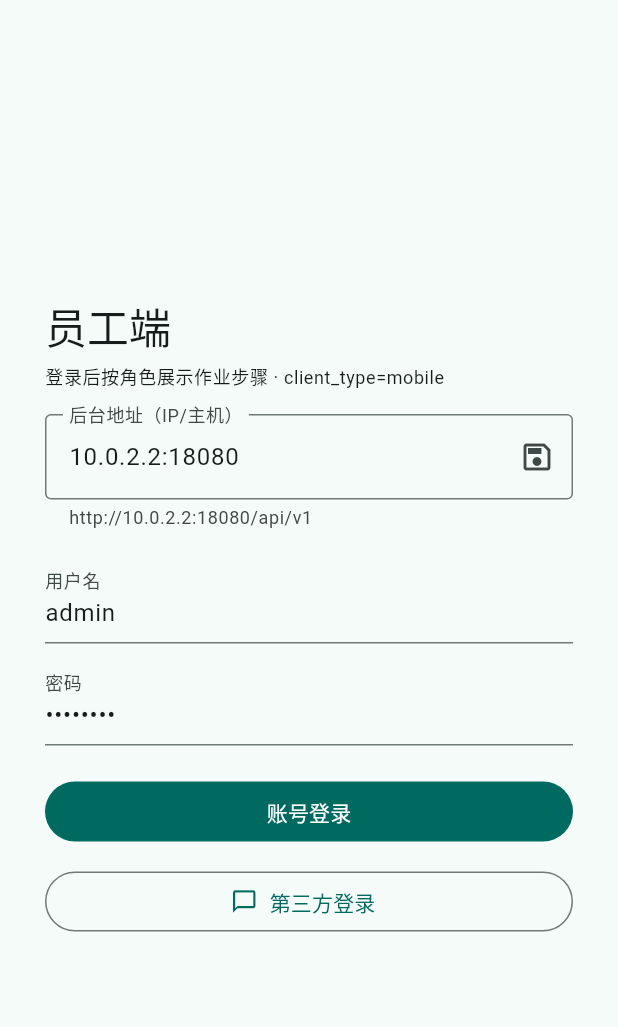
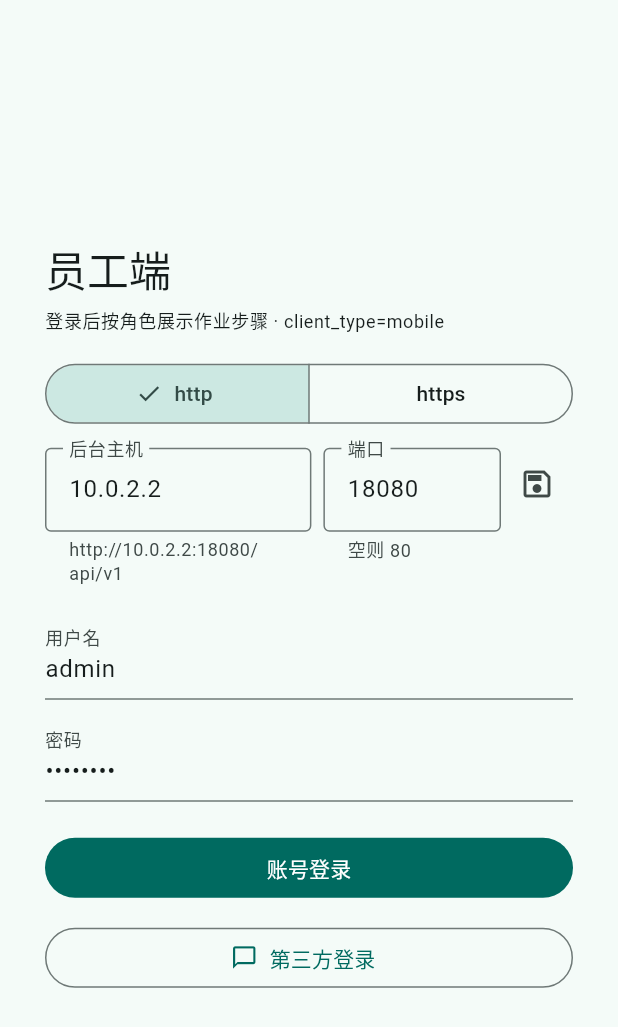
Before and after one commit to jasonkx020/factory-erp, a Flutter app: the screen it shows after launch, on a phone screen of 412 x 824 dp. Shown: the top 1027 px of the screen. Run offline on Flutter 3.47's test engine with Material 3 defaults, Android fonts, the phone set to English and light mode, and no system bars; our stand-ins replace flutter_local_notifications, image_picker, qr_flutter, shared_preferences; missing offline and left inert: mobile_scanner, mqtt_client.

Commit message:
debug模式添加协议，地址，端口选择

```diff
--- a/mobile/lib/core/api_client.dart
+++ b/mobile/lib/core/api_client.dart
@@ -33,16 +33,31 @@ class ApiEnvelope {
 }
 
 /// 把用户输入规范成 `http(s)://host:port/api/v1`
+///
+/// 未写端口时按协议默认：http→80、https→443。
+/// 会把全角冒号等常见输入纠成半角，避免端口识别失败。
 String normalizeApiBase(String raw) {
   var s = raw.trim();
   if (s.isEmpty) return kDefaultApiBase;
+  s = s
+      .replaceAll('：', ':')
+      .replaceAll(RegExp(r'\s+'), '')
+      .replaceAll(RegExp(r'/+$'), '');
   if (!s.contains('://')) {
     s = 'http://$s';
   }
   final uri = Uri.tryParse(s);
   if (uri == null || uri.host.isEmpty) return kDefaultApiBase;
+  // 主机里误带了全角冒号等时，host 会变成 "ip：8080" 且 hasPort=false
+  final host = uri.host;
+  if (host.contains(':') || host.contains('：')) {
+    return kDefaultApiBase;
+  }
   final scheme = uri.scheme.isEmpty ? 'http' : uri.scheme;
-  final port = uri.hasPort ? uri.port : 18080;
+  final port = uri.hasPort ? uri.port : defaultPortForScheme(scheme);
+  if (port <= 0 || port > 65535) {
+    return kDefaultApiBase;
+  }
   var path = uri.path;
   if (path.isEmpty || path == '/') {
     path = '/api/v1';
@@ -50,15 +65,58 @@ String normalizeApiBase(String raw) {
     path = path.endsWith('/') ? '${path}api/v1' : '$path/api/v1';
   }
   path = path.replaceAll(RegExp(r'/+$'), '');
-  return Uri(scheme: scheme, host: uri.host, port: port, path: path).toString();
+  return Uri(scheme: scheme, host: host, port: port, path: path).toString();
+}
+
+int defaultPortForScheme(String scheme) {
+  final s = scheme.toLowerCase();
+  if (s == 'https') return 443;
+  return 80;
 }
 
 /// 登录页展示用：尽量显示 host:port
 String displayApiHost(String baseUrl) {
   final u = Uri.tryParse(baseUrl);
   if (u == null || u.host.isEmpty) return baseUrl;
-  if (u.hasPort) return '${u.host}:${u.port}';
-  return u.host;
+  final port = u.hasPort ? u.port : defaultPortForScheme(u.scheme);
+  return '${u.host}:$port';
+}
+
+/// 拆出协议、主机与端口，供登录页分栏编辑。
+({String scheme, String host, String port}) splitApiHostPort(String baseUrlOrHost) {
+  final raw = baseUrlOrHost.trim().replaceAll('：', ':');
+  if (raw.isEmpty) {
+    return (scheme: 'http', host: '10.0.2.2', port: '80');
+  }
+  final normalized = raw.contains('://') || raw.contains('/') ? normalizeApiBase(raw) : null;
+  final u = Uri.tryParse(normalized ?? (raw.contains('://') ? raw : 'http://$raw'));
+  if (u != null && u.host.isNotEmpty && !u.host.contains('%')) {
+    final scheme = (u.scheme == 'https') ? 'https' : 'http';
+    final port = u.hasPort ? u.port : defaultPortForScheme(scheme);
+    return (scheme: scheme, host: u.host, port: '$port');
+  }
+  // 容错：host:port 手工拆
+  final idx = raw.lastIndexOf(':');
+  if (idx > 0 && idx < raw.length - 1) {
+    final host = raw.substring(0, idx).replaceFirst(RegExp(r'^https?://'), '');
+    final port = raw.substring(idx + 1).replaceAll(RegExp(r'[^0-9]'), '');
+    if (host.isNotEmpty && port.isNotEmpty) {
+      final scheme = raw.toLowerCase().startsWith('https://') ? 'https' : 'http';
+      return (scheme: scheme, host: host, port: port);
+    }
+  }
+  final hostOnly = raw.replaceFirst(RegExp(r'^https?://'), '').split('/').first;
+  final scheme = raw.toLowerCase().startsWith('https://') ? 'https' : 'http';
+  return (scheme: scheme, host: hostOnly, port: '${defaultPortForScheme(scheme)}');
+}
+
+String joinApiHostPort(String host, String port, {String scheme = 'http'}) {
+  final h = host.trim().replaceAll('：', ':').replaceAll(RegExp(r'\s+'), '');
+  var p = port.trim().replaceAll(RegExp(r'[^0-9]'), '');
+  final sch = scheme.trim().toLowerCase() == 'https' ? 'https' : 'http';
+  if (h.isEmpty) return '';
+  if (p.isEmpty) p = '${defaultPortForScheme(sch)}';
+  return '$sch://$h:$p';
 }
 
 class ApiClient {
--- a/mobile/lib/features/auth/login_page.dart
+++ b/mobile/lib/features/auth/login_page.dart
@@ -1,4 +1,5 @@
 import 'package:flutter/material.dart';
+import 'package:flutter/services.dart';
 import 'package:provider/provider.dart';
 
 import '../../core/api_client.dart';
@@ -17,9 +18,12 @@ class LoginPage extends StatefulWidget {
 class _LoginPageState extends State<LoginPage> {
   late final TextEditingController _login;
   late final TextEditingController _password;
-  late final TextEditingController _server;
+  late final TextEditingController _host;
+  late final TextEditingController _port;
+  String _scheme = 'http';
   String _selectedDemoLogin = 'admin';
   String _savedBaseHint = '';
+  bool _serverFilled = false;
 
   @override
   void initState() {
@@ -30,11 +34,40 @@ class _LoginPageState extends State<LoginPage> {
     _selectedDemoLogin = initial?.login ?? 'admin';
     _login = TextEditingController(text: initial?.login ?? 'admin');
     _password = TextEditingController(text: DebugDemoAccount.password);
-    _server = TextEditingController();
-    WidgetsBinding.instance.addPostFrameCallback((_) {
+    _host = TextEditingController();
+    _port = TextEditingController(text: '80');
+    WidgetsBinding.instance.addPostFrameCallback((_) => _fillServerFromApi(force: false));
+  }
+
+  void _applyParts(({String scheme, String host, String port}) parts) {
+    _scheme = parts.scheme;
+    _host.text = parts.host;
+    _port.text = parts.port;
+  }
+
+  void _fillServerFromApi({required bool force}) {
+    if (!mounted) return;
+    if (_serverFilled && !force) return;
     final api = context.read<AuthState>().api;
-      _server.text = displayApiHost(api.baseUrl);
+    _applyParts(splitApiHostPort(api.baseUrl));
+    _serverFilled = true;
     setState(() => _savedBaseHint = api.baseUrl);
+  }
+
+  String get _serverRaw =>
+      joinApiHostPort(_host.text, _port.text, scheme: _scheme);
+
+  void _onSchemeChanged(Set<String> next) {
+    if (next.isEmpty) return;
+    final nextScheme = next.first;
+    final prevDefault = '${defaultPortForScheme(_scheme)}';
+    final nextDefault = '${defaultPortForScheme(nextScheme)}';
+    setState(() {
+      _scheme = nextScheme;
+      // 端口仍是上一协议默认值时，自动切到新协议默认端口
+      if (_port.text.trim().isEmpty || _port.text.trim() == prevDefault) {
+        _port.text = nextDefault;
+      }
     });
   }
 
@@ -42,7 +75,8 @@ class _LoginPageState extends State<LoginPage> {
   void dispose() {
     _login.dispose();
     _password.dispose();
-    _server.dispose();
+    _host.dispose();
+    _port.dispose();
     super.dispose();
   }
 
@@ -56,10 +90,10 @@ class _LoginPageState extends State<LoginPage> {
 
   Future<void> _applyServer() async {
     final api = context.read<AuthState>().api;
-    await api.setBaseUrl(_server.text);
+    await api.setBaseUrl(_serverRaw);
     if (!mounted) return;
     setState(() {
-      _server.text = displayApiHost(api.baseUrl);
+      _applyParts(splitApiHostPort(api.baseUrl));
       _savedBaseHint = api.baseUrl;
     });
     ScaffoldMessenger.of(context).showSnackBar(
@@ -69,10 +103,10 @@ class _LoginPageState extends State<LoginPage> {
 
   Future<void> _submit() async {
     final auth = context.read<AuthState>();
-    await auth.api.setBaseUrl(_server.text);
+    await auth.api.setBaseUrl(_serverRaw);
     if (!mounted) return;
     setState(() {
-      _server.text = displayApiHost(auth.api.baseUrl);
+      _applyParts(splitApiHostPort(auth.api.baseUrl));
       _savedBaseHint = auth.api.baseUrl;
     });
     final ok = await auth.login(_login.text.trim(), _password.text);
@@ -93,7 +127,7 @@ class _LoginPageState extends State<LoginPage> {
 
   Future<void> _oauthStub() async {
     final auth = context.read<AuthState>();
-    await auth.api.setBaseUrl(_server.text);
+    await auth.api.setBaseUrl(_serverRaw);
     if (!mounted) return;
     final ok = await auth.loginWithOAuth(provider: 'wechat', code: 'stub');
     if (!mounted) return;
@@ -111,6 +145,7 @@ class _LoginPageState extends State<LoginPage> {
   @override
   Widget build(BuildContext context) {
     final loading = context.watch<AuthState>().loading;
+    final portHint = _scheme == 'https' ? '443' : '80';
     return Scaffold(
       body: SafeArea(
         child: Center(
@@ -129,21 +164,55 @@ class _LoginPageState extends State<LoginPage> {
                     style: Theme.of(context).textTheme.bodySmall,
                   ),
                   const SizedBox(height: 16),
-                  TextField(
-                    controller: _server,
+                  SegmentedButton<String>(
+                    segments: const [
+                      ButtonSegment(value: 'http', label: Text('http')),
+                      ButtonSegment(value: 'https', label: Text('https')),
+                    ],
+                    selected: {_scheme},
+                    onSelectionChanged: loading ? null : _onSchemeChanged,
+                  ),
+                  const SizedBox(height: 12),
+                  Row(
+                    crossAxisAlignment: CrossAxisAlignment.start,
+                    children: [
+                      Expanded(
+                        flex: 3,
+                        child: TextField(
+                          controller: _host,
                           keyboardType: TextInputType.url,
+                          autocorrect: false,
+                          enableSuggestions: false,
                           decoration: InputDecoration(
-                      labelText: '后台地址（IP/主机）',
-                      hintText: '192.168.1.100 或 10.0.2.2:18080',
-                      helperText: _savedBaseHint.isEmpty ? '默认模拟器网关 10.0.2.2:18080' : _savedBaseHint,
+                            labelText: '后台主机',
+                            hintText: '192.168.1.100',
+                            helperText: _savedBaseHint.isEmpty ? '模拟器可用 10.0.2.2' : _savedBaseHint,
                             helperMaxLines: 2,
                             border: const OutlineInputBorder(),
-                      suffixIcon: IconButton(
+                          ),
+                        ),
+                      ),
+                      const SizedBox(width: 8),
+                      Expanded(
+                        flex: 2,
+                        child: TextField(
+                          controller: _port,
+                          keyboardType: TextInputType.number,
+                          inputFormatters: [FilteringTextInputFormatter.digitsOnly],
+                          decoration: InputDecoration(
+                            labelText: '端口',
+                            hintText: portHint,
+                            helperText: '空则 $portHint',
+                            border: const OutlineInputBorder(),
+                          ),
+                        ),
+                      ),
+                      IconButton(
                         tooltip: '保存地址',
                         onPressed: loading ? null : _applyServer,
                         icon: const Icon(Icons.save_outlined),
                       ),
-                    ),
+                    ],
                   ),
                   if (showDebugDemoAccounts) ...[
                     const SizedBox(height: 20),
--- a/mobile/lib/main.dart
+++ b/mobile/lib/main.dart
@@ -104,8 +104,8 @@ class ErpEmployeeApp extends StatelessWidget {
           useMaterial3: true,
         ),
         home: Consumer<AuthState>(
-          builder: (context, a, _) {
-            if (!a.isLoggedIn) return const LoginPage();
+          builder: (context, a, login) {
+            if (!a.isLoggedIn) return login!;
             if (!a.sessionReady) {
               return const Scaffold(
                 body: Center(child: CircularProgressIndicator()),
@@ -113,6 +113,7 @@ class ErpEmployeeApp extends StatelessWidget {
             }
             return const _ShellWithLaunchLink();
           },
+          child: const LoginPage(),
         ),
         routes: {
           '/workshop': (_) => const WorkshopPage(),
```
Lines whose indentation alone changed are shown as unchanged.
